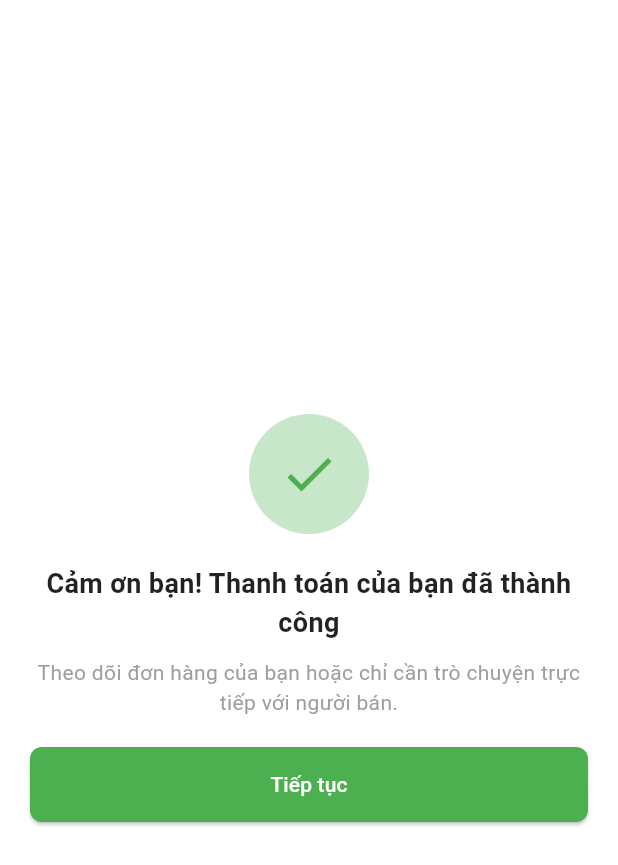
After one commit to ThuatPhan/ElectroShop, a Flutter app: the PaymentSuccessWidget screen opened directly, on a phone screen of 412 x 824 dp. The commit adds this screen. Shown: the top 865 px of the screen. Run offline on Flutter 3.47's test engine with Material 3 defaults, Android fonts, the phone set to English and light mode, and no system bars; our stand-ins replace badges, carousel_slider, flutter_bloc, flutter_dotenv, font_awesome_flutter, get_it and 3 more; missing offline and left inert: auth0_flutter, flutter_stripe; accounts and stored records are empty; network calls fail.

Commit message:
Done payment feature

```diff
--- a/lib/constants.dart
+++ b/lib/constants.dart
@@ -5,7 +5,7 @@ final String auth0ClientId = dotenv.env["AUTH0_CLIENT_ID"]!;
 final String callbackUrl = dotenv.env["CALLBACK_URL"]!;
 final String audience = dotenv.env["AUDIENCE"]!;
 final String apiUrl = dotenv.env["API_URL"]!;
-
+final String stripePublishableKey = dotenv.env['PUBLISHABLE_KEY']!;
 const double headerSize = 15;
 const double titleSize = 13;
 const double productNameSize = 13;
--- a/lib/main.dart
+++ b/lib/main.dart
@@ -1,4 +1,6 @@
+import 'package:electro_shop/constants.dart';
 import 'package:electro_shop/dependency_injection.dart';
+import 'package:electro_shop/presentation/screens/payment_success_screen.dart';
 import 'package:electro_shop/presentation/screens/product_by_category_screen.dart';
 import 'package:electro_shop/presentation/screens/detail_screen.dart';
 import 'package:electro_shop/presentation/screens/search_result_screen.dart';
@@ -8,10 +10,12 @@ import 'package:electro_shop/presentation/utils/app_themes.dart';
 import 'package:electro_shop/presentation/utils/theme_provider.dart';
 import 'package:flutter/material.dart';
 import 'package:flutter_dotenv/flutter_dotenv.dart';
+import 'package:flutter_stripe/flutter_stripe.dart';
 import 'package:provider/provider.dart';
 
 void main() async {
   await dotenv.load(fileName: ".env");
+  Stripe.publishableKey = stripePublishableKey;
   DependencyInjection.config();
   runApp(
     ChangeNotifierProvider(
@@ -40,6 +44,7 @@ class MyApp extends StatelessWidget {
             '/search-result': (context) => const SearchResultScreen(),
             '/detail': (context) => const DetailScreen(),
             '/category': (context) => const ProductByCategoryScreen(),
+            '/payment-success': (context) => const PaymentSuccessScreen(),
           },
         );
       },
--- a/lib/presentation/screens/payments_success_screen.dart
+++ b/lib/presentation/screens/payment_success_screen.dart
@@ -1,8 +1,8 @@
 import 'package:electro_shop/presentation/screens/home_screen.dart';
 import 'package:flutter/material.dart';
 
-class PaymentsSuccessScreen extends StatelessWidget {
-  const PaymentsSuccessScreen({super.key});
+class PaymentSuccessScreen extends StatelessWidget {
+  const PaymentSuccessScreen({super.key});
 
   @override
   Widget build(BuildContext context) {
@@ -53,7 +53,7 @@ class PaymentsSuccessScreen extends StatelessWidget {
               // Continue button
               ElevatedButton(
                 onPressed: () {
-                  Navigator.push(context,MaterialPageRoute(builder: (context) => const HomeScreen(),));
+                  Navigator.pushReplacement(context,MaterialPageRoute(builder: (context) => const HomeScreen()));
                 },
                 style: ElevatedButton.styleFrom(
                   backgroundColor: Colors.green,
--- /dev/null
+++ b/lib/presentation/widgets/payment_sucess_widget.dart
@@ -0,0 +1,74 @@
+import 'package:electro_shop/presentation/screens/home_screen.dart';
+import 'package:flutter/material.dart';
+
+class PaymentSuccessWidget extends StatelessWidget {
+  const PaymentSuccessWidget({super.key});
+
+  @override
+  Widget build(BuildContext context) {
+    return Scaffold(
+      body: Center(
+        child: Padding(
+          padding: const EdgeInsets.symmetric(horizontal: 20.0),
+          child: Column(
+            mainAxisAlignment: MainAxisAlignment.center,
+            crossAxisAlignment: CrossAxisAlignment.center,
+            children: [
+              // Icon success
+              Container(
+                width: 80,
+                height: 80,
+                decoration: BoxDecoration(
+                  color: Colors.green.shade100,
+                  shape: BoxShape.circle,
+                ),
+                child: const Icon(
+                  Icons.check,
+                  size: 40,
+                  color: Colors.green,
+                ),
+              ),
+              const SizedBox(height: 20),
+              // Title
+              const Text(
+                "Cảm ơn bạn! Thanh toán của bạn đã thành công",
+                textAlign: TextAlign.center,
+                style: TextStyle(
+                  fontSize: 18,
+                  fontWeight: FontWeight.bold,
+                  color: Colors.black87,
+                ),
+              ),
+              const SizedBox(height: 10),
+              // Description
+              const Text(
+                "Theo dõi đơn hàng của bạn hoặc chỉ cần trò chuyện trực tiếp với người bán.",
+                textAlign: TextAlign.center,
+                style: TextStyle(
+                  fontSize: 14,
+                  color: Colors.grey,
+                ),
+              ),
+              const SizedBox(height: 20),
+              // Continue button
+              ElevatedButton(
+                onPressed: () {
+                  Navigator.push(context,MaterialPageRoute(builder: (context) => const HomeScreen(),));
+                },
+                style: ElevatedButton.styleFrom(
+                  backgroundColor: Colors.green,
+                  foregroundColor: Colors.white,
+                  minimumSize: const Size(double.infinity, 50),
+                  shape: RoundedRectangleBorder(
+                    borderRadius: BorderRadius.circular(8),
+                  ),
+                ),
+                child: const Text("Tiếp tục"),
+              ),
+            ],
+          ),
+        ),
+      ),
+    );
+  }
+}
--- a/pubspec.yaml
+++ b/pubspec.yaml
@@ -50,6 +50,8 @@ dependencies:
   provider: ^6.1.2
   shared_preferences: ^2.3.3
   uuid: ^4.5.1
+  flutter_stripe: ^11.3.0
+  uni_links: ^0.5.1
 
 dev_dependencies:
   flutter_test:
```
Also changed, not shown: lib/presentation/screens/checkout_screen.dart (+83 -14 lines), lib/presentation/screens/splash_screen.dart (+13 -6 lines), pubspec.lock, 5 other files.
